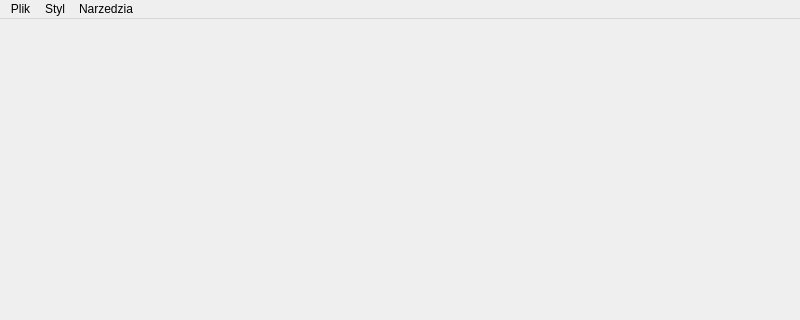
Qt form Notatnik/mainwindow.ui (Hoodster/PK4_Gr2) before a commit; both pictures show x 0 to 800 and y 0 to 320 of the 800 by 600 pixel window.
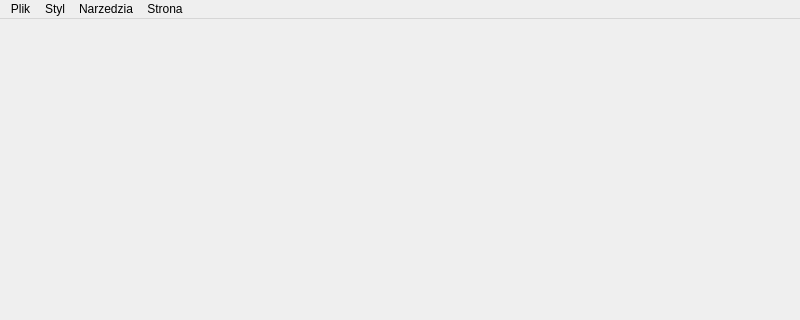
The same form after that commit.

Diff of the .ui file:
```diff
--- a/Notatnik/mainwindow.ui
+++ b/Notatnik/mainwindow.ui
@@ -20,7 +20,7 @@
      <x>0</x>
      <y>0</y>
      <width>800</width>
-     <height>21</height>
+     <height>20</height>
     </rect>
    </property>
    <widget class="QMenu" name="menuFile">
@@ -45,9 +45,16 @@
     </property>
     <addaction name="actionGumka"/>
    </widget>
+   <widget class="QMenu" name="menuStrona">
+    <property name="title">
+     <string>Strona</string>
+    </property>
+    <addaction name="actionNastepna"/>
+   </widget>
    <addaction name="menuFile"/>
    <addaction name="menuStyl"/>
    <addaction name="menuGumka"/>
+   <addaction name="menuStrona"/>
   </widget>
   <widget class="QStatusBar" name="statusbar"/>
   <action name="actionZapisz">
```
Left out of the diff: 5 changed lines with no effect on the pictures.
